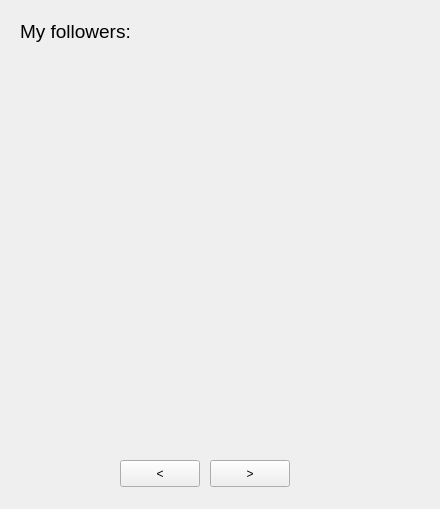
This is mynetwork_company.ui in KNajjary/LinkedIn as Qt 5 draws it before an edit. The edited form follows.
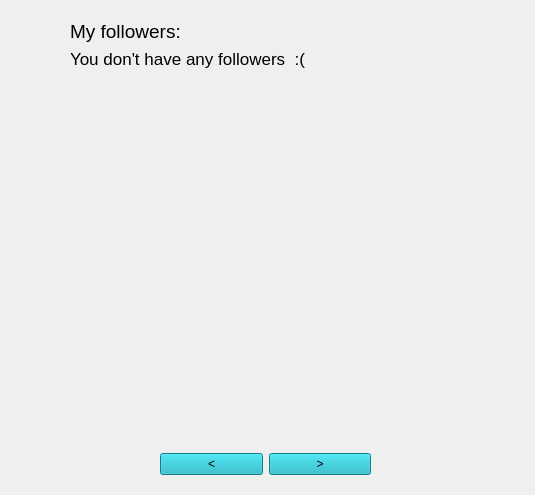
This is the edited form.

```diff
--- a/mynetwork_company.ui
+++ b/mynetwork_company.ui
@@ -6,46 +6,23 @@
    <rect>
     <x>0</x>
     <y>0</y>
-    <width>440</width>
-    <height>509</height>
+    <width>535</width>
+    <height>495</height>
    </rect>
   </property>
   <property name="windowTitle">
    <string>Form</string>
   </property>
-  <widget class="QPushButton" name="pushButton_next">
+  <property name="styleSheet">
+   <string notr="true"/>
+  </property>
+  <widget class="QWidget" name="layoutWidget">
    <property name="geometry">
     <rect>
-     <x>210</x>
-     <y>460</y>
-     <width>80</width>
-     <height>27</height>
-    </rect>
-   </property>
-   <property name="text">
-    <string>&gt;</string>
-   </property>
-  </widget>
-  <widget class="QPushButton" name="pushButton_prev">
-   <property name="geometry">
-    <rect>
-     <x>120</x>
-     <y>460</y>
-     <width>80</width>
-     <height>27</height>
-    </rect>
-   </property>
-   <property name="text">
-    <string>&lt;</string>
-   </property>
-  </widget>
-  <widget class="QWidget" name="">
-   <property name="geometry">
-    <rect>
-     <x>20</x>
+     <x>70</x>
      <y>20</y>
-     <width>381</width>
-     <height>421</height>
+     <width>391</width>
+     <height>411</height>
     </rect>
    </property>
    <layout class="QVBoxLayout" name="verticalLayout">
@@ -61,11 +38,57 @@
       </property>
      </widget>
     </item>
+    <item>
+     <widget class="QLabel" name="label_NoFollower">
+      <property name="font">
+       <font>
+        <pointsize>13</pointsize>
+       </font>
+      </property>
+      <property name="text">
+       <string>You don't have any followers  :(</string>
+      </property>
+     </widget>
+    </item>
     <item>
      <widget class="QStackedWidget" name="stackedWidget_followers"/>
     </item>
    </layout>
   </widget>
+  <widget class="QWidget" name="layoutWidget">
+   <property name="geometry">
+    <rect>
+     <x>160</x>
+     <y>450</y>
+     <width>211</width>
+     <height>29</height>
+    </rect>
+   </property>
+   <layout class="QHBoxLayout" name="horizontalLayout">
+    <item>
+     <widget class="QPushButton" name="pushButton_prev">
+      <property name="styleSheet">
+       <string notr="true">background-color: rgb(20,176,191);
+</string>
+      </property>
+      <property name="text">
+       <string>&lt;</string>
+      </property>
+     </widget>
+    </item>
+    <item>
+     <widget class="QPushButton" name="pushButton_next">
+      <property name="styleSheet">
+       <string notr="true">background-color: rgb(20,176,191);
+</string>
+      </property>
+      <property name="text">
+       <string>&gt;</string>
+      </property>
+     </widget>
+    </item>
+   </layout>
+  </widget>
  </widget>
  <resources/>
  <connections/>
```
